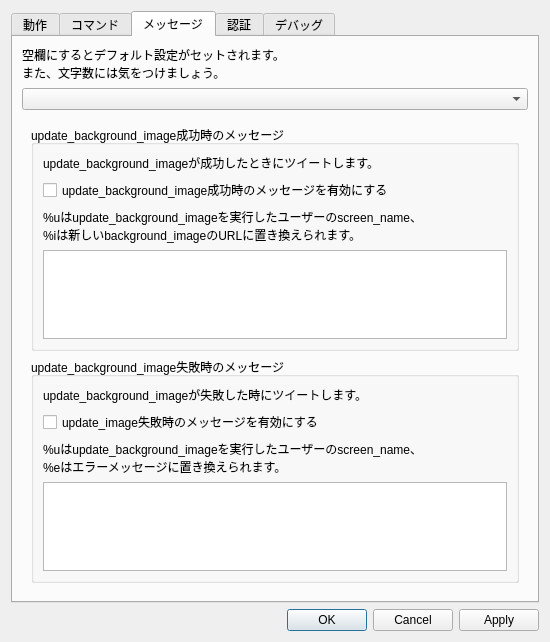
The window that preferencesdialog.ui (embicoin/update_name_Qt) describes before a commit, drawn with Qt 5.
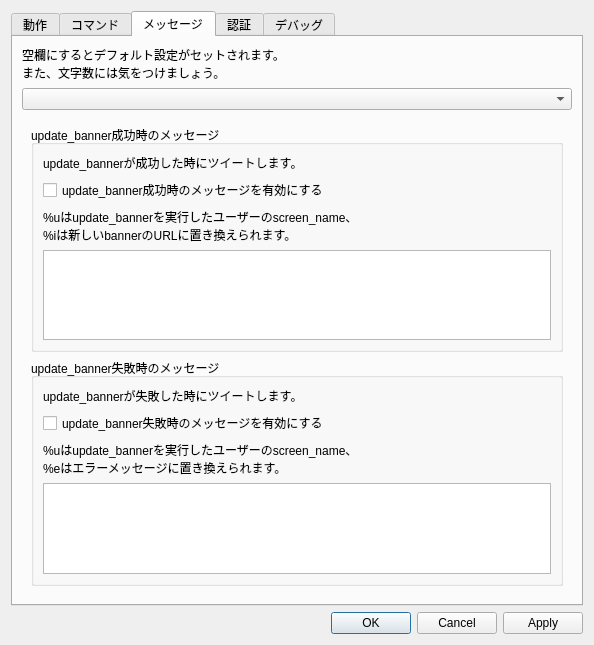
The same window after the commit. The open tabs and pages were chosen to show the change.

Commit message: 設定項目追加

Diff of the .ui file:
```diff
--- a/preferencesdialog.ui
+++ b/preferencesdialog.ui
@@ -6,8 +6,8 @@
    <rect>
     <x>0</x>
     <y>0</y>
-    <width>550</width>
-    <height>642</height>
+    <width>594</width>
+    <height>645</height>
    </rect>
   </property>
   <property name="sizePolicy">
@@ -345,7 +345,7 @@
        <item>
         <widget class="QStackedWidget" name="messageStack">
          <property name="currentIndex">
-          <number>6</number>
+          <number>7</number>
          </property>
          <widget class="QWidget" name="page">
           <layout class="QVBoxLayout" name="verticalLayout_22">
@@ -876,6 +876,78 @@
            </item>
           </layout>
          </widget>
+         <widget class="QWidget" name="page_8">
+          <layout class="QVBoxLayout" name="verticalLayout_44">
+           <item>
+            <widget class="QGroupBox" name="groupBox_30">
+             <property name="title">
+              <string>update_banner成功時のメッセージ</string>
+             </property>
+             <layout class="QVBoxLayout" name="verticalLayout_46">
+              <item>
+               <widget class="QLabel" name="label_35">
+                <property name="text">
+                 <string>update_bannerが成功した時にツイートします。</string>
+                </property>
+               </widget>
+              </item>
+              <item>
+               <widget class="QCheckBox" name="postUpdateBannerSuccessedMessageCheck">
+                <property name="text">
+                 <string>update_banner成功時のメッセージを有効にする</string>
+                </property>
+               </widget>
+              </item>
+              <item>
+               <widget class="QLabel" name="label_36">
+                <property name="text">
+                 <string>%uはupdate_bannerを実行したユーザーのscreen_name、
+%iは新しいbannerのURLに置き換えられます。</string>
+                </property>
+               </widget>
+              </item>
+              <item>
+               <widget class="QPlainTextEdit" name="updateBannerSuccessedMessageText"/>
+              </item>
+             </layout>
+            </widget>
+           </item>
+           <item>
+            <widget class="QGroupBox" name="groupBox_31">
+             <property name="title">
+              <string>update_banner失敗時のメッセージ</string>
+             </property>
+             <layout class="QVBoxLayout" name="verticalLayout_45">
+              <item>
+               <widget class="QLabel" name="label_37">
+                <property name="text">
+                 <string>update_bannerが失敗した時にツイートします。</string>
+                </property>
+               </widget>
+              </item>
+              <item>
+               <widget class="QCheckBox" name="postUpdateBannerFailedMessage">
+                <property name="text">
+                 <string>update_banner失敗時のメッセージを有効にする</string>
+                </property>
+               </widget>
+              </item>
+              <item>
+               <widget class="QLabel" name="label_38">
+                <property name="text">
+                 <string>%uはupdate_bannerを実行したユーザーのscreen_name、
+%eはエラーメッセージに置き換えられます。</string>
+                </property>
+               </widget>
+              </item>
+              <item>
+               <widget class="QPlainTextEdit" name="updateBannerFailedMessageText"/>
+              </item>
+             </layout>
+            </widget>
+           </item>
+          </layout>
+         </widget>
         </widget>
        </item>
       </layout>
```
Left out of the diff: 24 changed lines with no effect on the pictures. The commit also changes 2 other files.
